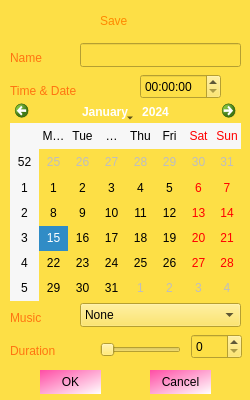
The window that Lab 2 + lab 3 MyNotesMaker/savewindow.ui (pvasya/OOOP) describes before a commit, drawn with Qt 5.
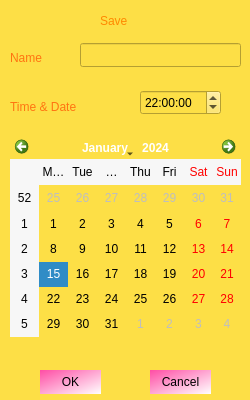
The same window after the commit.

Diff of the .ui file:
```diff
--- a/Lab 2 + lab 3 MyNotesMaker/savewindow.ui
+++ b/Lab 2 + lab 3 MyNotesMaker/savewindow.ui
@@ -127,61 +127,11 @@
     <number>22</number>
    </property>
   </widget>
-  <widget class="QComboBox" name="comboBox">
-   <property name="geometry">
-    <rect>
-     <x>80</x>
-     <y>303</y>
-     <width>161</width>
-     <height>24</height>
-    </rect>
-   </property>
-   <item>
-    <property name="text">
-     <string>None</string>
-    </property>
-   </item>
-   <item>
-    <property name="text">
-     <string>80s Alarm Clock Sound</string>
-    </property>
-   </item>
-   <item>
-    <property name="text">
-     <string>Spring (The Four Seasons)</string>
-    </property>
-   </item>
-   <item>
-    <property name="text">
-     <string>Nokia Tune Guitar</string>
-    </property>
-   </item>
-  </widget>
-  <widget class="QLabel" name="label_3">
-   <property name="geometry">
-    <rect>
-     <x>10</x>
-     <y>310</y>
-     <width>49</width>
-     <height>16</height>
-    </rect>
-   </property>
-   <property name="styleSheet">
-    <string notr="true">QLabel {
-    font: 700 12pt &quot;Segoe Script&quot;;
-    color:rgb(255, 116, 16)
-}
-</string>
-   </property>
-   <property name="text">
-    <string>Music</string>
-   </property>
-  </widget>
   <widget class="QLabel" name="label_4">
    <property name="geometry">
     <rect>
      <x>10</x>
-     <y>80</y>
+     <y>96</y>
      <width>111</width>
      <height>21</height>
     </rect>
@@ -201,33 +151,17 @@
    <property name="geometry">
     <rect>
      <x>10</x>
-     <y>100</y>
+     <y>136</y>
      <width>231</width>
      <height>201</height>
     </rect>
    </property>
   </widget>
-  <widget class="QSlider" name="horizontalSlider">
-   <property name="geometry">
-    <rect>
-     <x>100</x>
-     <y>340</y>
-     <width>81</width>
-     <height>20</height>
-    </rect>
-   </property>
-   <property name="maximum">
-    <number>59</number>
-   </property>
-   <property name="orientation">
-    <enum>Qt::Horizontal</enum>
-   </property>
-  </widget>
   <widget class="QTimeEdit" name="Time">
    <property name="geometry">
     <rect>
      <x>140</x>
-     <y>74</y>
+     <y>90</y>
      <width>81</width>
      <height>25</height>
     </rect>
@@ -243,54 +177,18 @@
    </property>
    <property name="dateTime">
     <datetime>
-     <hour>0</hour>
+     <hour>22</hour>
      <minute>0</minute>
      <second>0</second>
      <year>2000</year>
      <month>1</month>
-     <day>2</day>
+     <day>1</day>
     </datetime>
    </property>
    <property name="currentSectionIndex">
     <number>0</number>
    </property>
   </widget>
-  <widget class="QLabel" name="label_5">
-   <property name="geometry">
-    <rect>
-     <x>10</x>
-     <y>340</y>
-     <width>81</width>
-     <height>21</height>
-    </rect>
-   </property>
-   <property name="styleSheet">
-    <string notr="true">QLabel {
-    font: 700 12pt &quot;Segoe Script&quot;;
-    color:rgb(255, 116, 16)
-}
-</string>
-   </property>
-   <property name="text">
-    <string>Duration</string>
-   </property>
-  </widget>
-  <widget class="QSpinBox" name="spinBox">
-   <property name="geometry">
-    <rect>
-     <x>191</x>
-     <y>334</y>
-     <width>51</width>
-     <height>25</height>
-    </rect>
-   </property>
-   <property name="buttonSymbols">
-    <enum>QAbstractSpinBox::UpDownArrows</enum>
-   </property>
-   <property name="maximum">
-    <number>59</number>
-   </property>
-  </widget>
  </widget>
  <resources/>
  <connections/>
```
